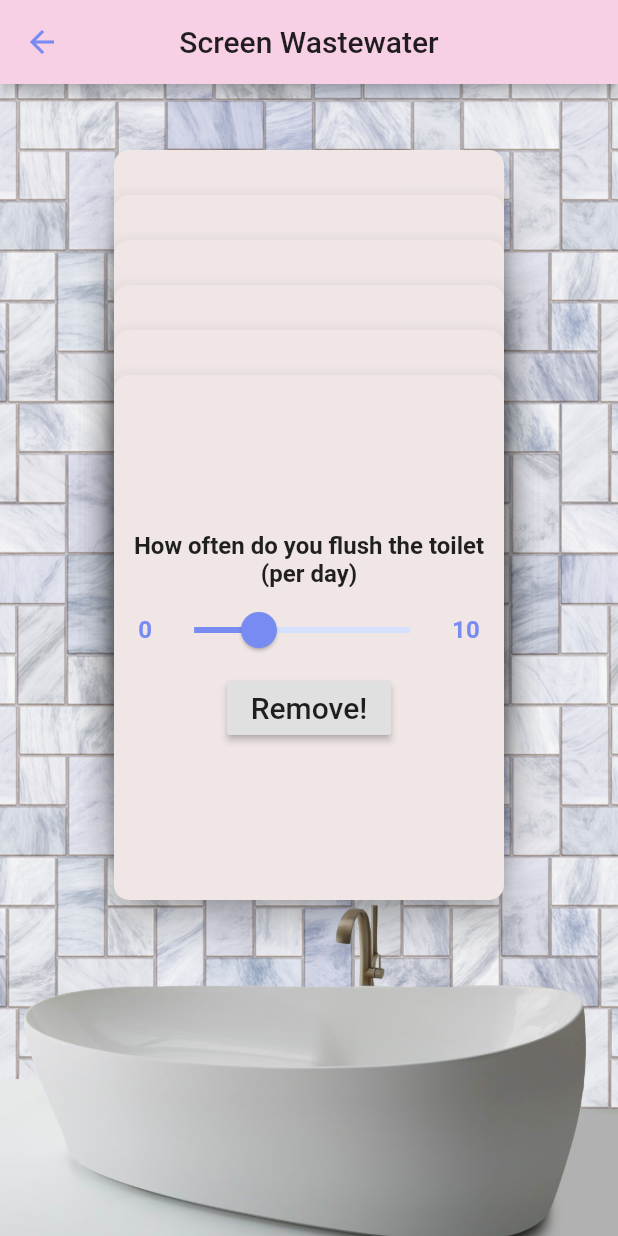
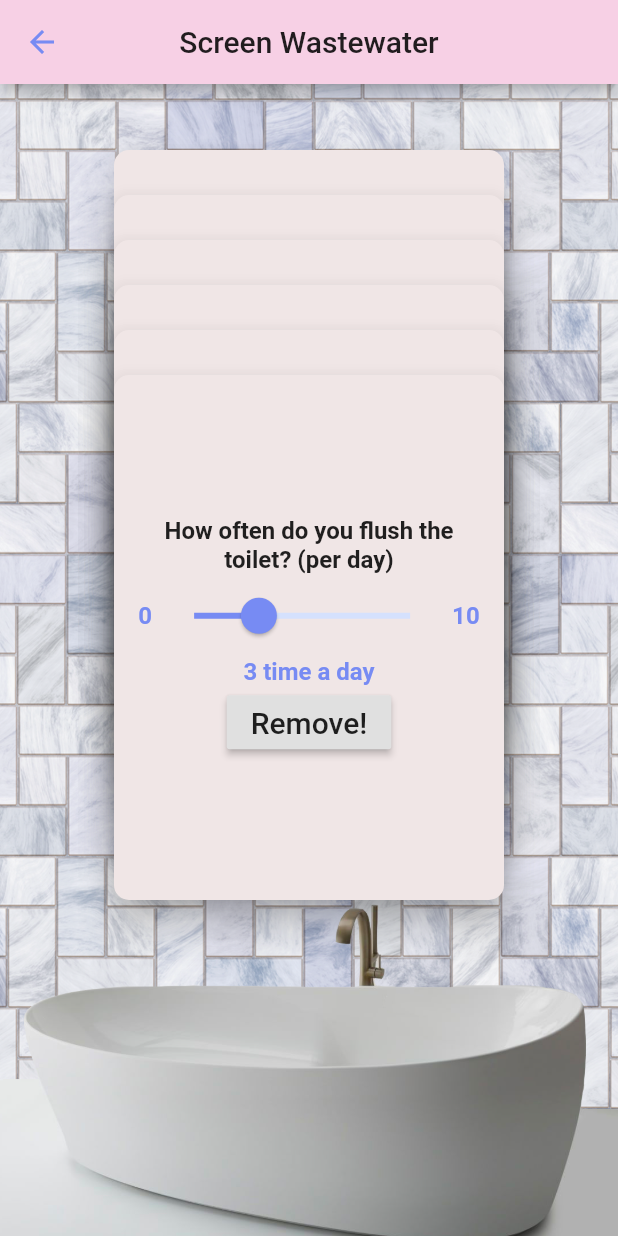
Before and after one commit to jacobjdong/Trash-Specto, a Flutter app: the ScreenWastewater screen opened directly, on a phone screen of 412 x 824 dp. Run offline on Flutter 3.47's test engine with Material 2 defaults, Android fonts, the phone set to English and light mode, and no system bars; Roboto replaces fonts that are missing (Georgia).

Commit message:
updated slider

```diff
--- a/trashspecto1/lib/customSlider.dart
+++ b/trashspecto1/lib/customSlider.dart
@@ -8,9 +8,8 @@ class customSlider extends StatefulWidget {
   final int min;
   final int max;
   final bool metric;
-  final bool discreet;
 
-  customSlider({this.updateVal, this.question, this.showerTime, this.units, this.min, this.max, this.metric, this.discreet});
+  customSlider({this.updateVal, this.question, this.showerTime, this.units, this.min, this.max, this.metric,});
 
   @override
   State<StatefulWidget> createState() {
@@ -30,38 +29,6 @@ class _customSliderState extends State<customSlider> {
 
   _customSliderState({this.min, this.max, this.showerTime});
 
-  Slider getSlider() {
-    if (widget.discreet) {
-      return (
-        Slider(
-          value: showerTime,
-          divisions: (this.max - this.min),
-          onChanged: (value) {
-            setState(() {
-              showerTime = value;
-            });
-            widget.updateVal(value);
-          },
-          min: this.min.toDouble(),
-          max: this.max.toDouble(),
-          )
-        );
-    } else {
-      return (
-        Slider(
-          value: showerTime,
-          onChanged: (value) {
-            setState(() {
-              showerTime = value;
-            });
-            widget.updateVal(value);
-          },
-          min: this.min.toDouble(),
-          max: this.max.toDouble(),
-        )
-      );
-    }
-  }
 
   @override
   Widget build (BuildContext ctxt) {
@@ -100,7 +67,18 @@ class _customSliderState extends State<customSlider> {
                   thumbShape: RoundSliderThumbShape(enabledThumbRadius: 12.0),
                   overlayShape: RoundSliderOverlayShape(overlayRadius: 28.0),
                 ),
-                child: getSlider(),
+                child: Slider(
+                    value: showerTime,
+                    onChanged: (value) {
+                      setState(() {
+                        showerTime = value;
+                      });
+                      widget.updateVal(value);
+                    },
+                    min: this.min.toDouble(),
+                    max: this.max.toDouble(),
+                  )
+
                 )
               ],
             ),
@@ -115,6 +93,15 @@ class _customSliderState extends State<customSlider> {
             ),
           ],
         ),
+        Text(
+          this.showerTime.toInt().toString() + ' ' + widget.units,
+          textAlign: TextAlign.center,
+          style: TextStyle(
+            fontSize: 16,
+            fontWeight: FontWeight.w700,
+            color: Color(0xff778BF3),
+          ),
+        ),
       ]
     );
   }
--- a/trashspecto1/lib/food.dart
+++ b/trashspecto1/lib/food.dart
@@ -157,7 +157,7 @@ class _ScreenFoodWasteState extends State<ScreenFoodWaste> {
                     min: 1,
                     max: 14,
                     showerTime: this._eatingOut,
-                    discreet: false,
+                    units: "times a week"
                   ),
                   RaisedButton(
                     child: Text(
@@ -202,11 +202,11 @@ class _ScreenFoodWasteState extends State<ScreenFoodWaste> {
                         this._eatingOut = value;
                       });
                     },
-                    question: "How often do you compost your food waste? (days per week)",
+                    question: "How much food do you compost?",
                     min: 0,
-                    max: 7,
+                    max: 100,
                     showerTime: this._compostingFreq,
-                    discreet: false,
+                    units: "%"
                   ),
                   RaisedButton(
                     child: Text(
--- a/trashspecto1/lib/trash.dart
+++ b/trashspecto1/lib/trash.dart
@@ -38,7 +38,6 @@ class _ScreenTrashState extends State<ScreenTrash> {
                   min: 0,
                   max: 2,
                   showerTime: 1.0,
-                  discreet: false,
                 )
               ),
 
--- a/trashspecto1/lib/water.dart
+++ b/trashspecto1/lib/water.dart
@@ -74,11 +74,11 @@ class _ScreenWastewaterState extends State<ScreenWastewater> {
                         this._toiletFreq = value;
                       });
                     },
-                    question: "How often do you flush the toilet (per day)",
+                    question: "How often do you flush the toilet? (per day)",
                     min: 0,
                     max: 10,
                     showerTime: this._toiletFreq,
-                    discreet: false,
+                    units: "time a day",
                   ),
                   RaisedButton(
                     child: Text(
@@ -123,11 +123,11 @@ class _ScreenWastewaterState extends State<ScreenWastewater> {
                         this._showerFreq = value;
                       });
                     },
-                    question: "How often do you shower (per week)",
+                    question: "How often do you shower?",
                     min: 0,
                     max: 14,
                     showerTime: this._showerFreq,
-                    discreet: false,
+                    units: "times a week"
                   ),
                   RaisedButton(
                     child: Text(
@@ -177,7 +177,7 @@ class _ScreenWastewaterState extends State<ScreenWastewater> {
                     min: 5,
                     max: 30,
                     showerTime: this._showerTime,
-                    discreet: false,
+                    units: "minutes"
                   ),
                   RaisedButton(
                     child: Text(
@@ -287,11 +287,11 @@ class _ScreenWastewaterState extends State<ScreenWastewater> {
                         this._clothesFreq = value;
                       });
                     },
-                    question: "How often do you wash your clothes (per month)",
+                    question: "How often do you wash your clothes?",
                     min: 0,
                     max: 8,
                     showerTime: this._clothesFreq,
-                    discreet: false,
+                    units: "times a month"
                   ),
                   RaisedButton(
                     child: Text(
@@ -337,11 +337,11 @@ class _ScreenWastewaterState extends State<ScreenWastewater> {
                         this._lawnSize = value;
                       });
                     },
-                    question: "How large is your grass lawn (meters squared)",
+                    question: "How large is your grass lawn",
                     min: 0,
                     max: 100,
                     showerTime: this._lawnSize,
-                    discreet: false,
+                    units: "meters^2"
                   ),
                   RaisedButton(
                     child: Text(
```
